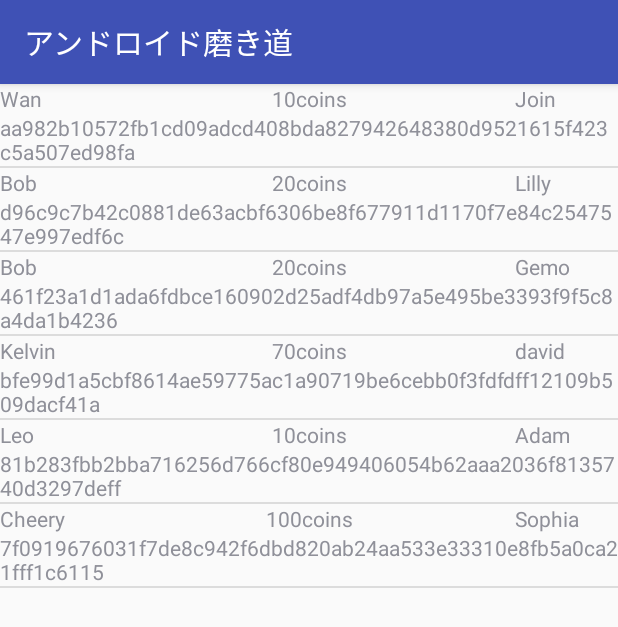
After one commit to xu1718191411/LearningAndroid, an Android app: the BlockChainActivity screen opened directly, with no data from a screen before it, on a phone screen of 412 x 824 dp. The commit adds this screen. Shown: the top 627 px of the screen. Run offline under Robolectric (Android 15) with nearby library versions, the phone set to English and light mode, and no system bars.

Commit message:
blockchain simple android sample

```diff
--- a/app/src/main/AndroidManifest.xml
+++ b/app/src/main/AndroidManifest.xml
@@ -89,6 +89,8 @@
         </activity>
         <activity android:name=".java_knowledge.ReceiveTypeConvertActivity">
         </activity>
+        <activity android:name=".blockchain.BlockChainActivity">
+        </activity>
     </application>
 
 </manifest>
--- a/app/src/main/java/com/example/syoui/imagetab/KnowledgeActivity.java
+++ b/app/src/main/java/com/example/syoui/imagetab/KnowledgeActivity.java
@@ -8,6 +8,7 @@ import android.widget.Button;
 import android.widget.ImageView;
 import android.widget.LinearLayout;
 
+import com.example.syoui.imagetab.blockchain.BlockChainActivity;
 import com.example.syoui.imagetab.launch_others.LaunchOtherAppActivity;
 import com.example.syoui.imagetab.record.RecordActivity;
 
@@ -130,6 +131,16 @@ public class KnowledgeActivity extends AppCompatActivity {
                 return false;
             }
         });
+
+        Button simpleBlockChain = (Button) findViewById(R.id.simpleBlockChain);
+        simpleBlockChain.setOnClickListener(new View.OnClickListener() {
+            @Override
+            public void onClick(View v) {
+                Intent intent = new Intent(getApplication(),BlockChainActivity.class);
+                startActivity(intent);
+            }
+        });
+
     }
 
 
--- /dev/null
+++ b/app/src/main/java/com/example/syoui/imagetab/blockchain/Block.java
@@ -0,0 +1,63 @@
+package com.example.syoui.imagetab.blockchain;
+
+import java.security.MessageDigest;
+import java.security.NoSuchAlgorithmException;
+
+/**
+ * Created by syoui on 2018/02/08.
+ */
+
+public class Block {
+    private BlockTransaction transaction;
+    private String previousHash;
+    private String blockHash;
+    private String timeStamp;
+    private int index;
+
+    public Block(int i,BlockTransaction transaction,String previousHash) {
+        this.index = i;
+        this.transaction = transaction;
+        this.timeStamp = transaction.getDate().getTime()+"";
+        this.previousHash = previousHash;
+        String content = "{'index':" + index + ",'timestamp':'" + timeStamp + "','transaction':'" + transaction.toString() + "','previous_hash':'"  + previousHash +"'}";
+        String contentsHash = convertStringToSha256(content);
+        this.blockHash = contentsHash;
+    }
+
+    public BlockTransaction getTransaction() {
+        return transaction;
+    }
+
+    public String getPreviousHash() {
+        return previousHash;
+    }
+
+    public String getBlockHash() {
+        return blockHash;
+    }
+
+    private String convertStringToSha256(String str){
+        MessageDigest md = null;
+        try{
+            md = MessageDigest.getInstance("SHA-256");
+        }catch (NoSuchAlgorithmException e){
+            e.printStackTrace();
+        }
+
+        md.update(str.getBytes());
+        byte[] digestResult = md.digest();
+
+        StringBuffer sb = new StringBuffer();
+        for(int i=0;i<digestResult.length;i++){
+                String res = Integer.toHexString(digestResult[i] & 0XFF);
+                if(res.length() == 1){
+                    res = "0" + res;
+                }
+
+                sb.append(res);
+        }
+
+        return sb.toString();
+
+    }
+}
--- /dev/null
+++ b/app/src/main/java/com/example/syoui/imagetab/blockchain/BlockChainActivity.java
@@ -0,0 +1,104 @@
+package com.example.syoui.imagetab.blockchain;
+
+import android.os.Bundle;
+import android.support.v7.app.AppCompatActivity;
+import android.util.Log;
+import android.widget.ListView;
+
+import com.example.syoui.imagetab.R;
+
+import java.util.ArrayList;
+
+public class BlockChainActivity extends AppCompatActivity {
+    ArrayList<Block> blockChain;
+    ArrayList<BlockTransaction> blockTransactions;
+    ListView blockChainViewList;
+    BlockChainListAdapter blockChainListAdapter;
+    @Override
+    protected void onCreate(Bundle savedInstanceState) {
+        super.onCreate(savedInstanceState);
+        setContentView(R.layout.activity_block_chain);
+
+        start();
+    }
+
+    private void start(){
+        initilizeArray();
+        initilizeTransaction();
+        dealWithTransaction();
+        displayBlockChain();
+    }
+
+    private void restart(){
+        clearArray();
+        dealWithTransaction();
+        displayBlockChain();
+    }
+    private void dealWithTransaction(){
+        for(BlockTransaction bt:blockTransactions){
+            addIntoBlockChain(bt);
+        }
+    }
+
+    private void addIntoBlockChain(BlockTransaction transaction){
+        Block newBlock = new Block(getNewIndex(),transaction,getPreviousHash());
+        blockChain.add(newBlock);
+    }
+
+    private int getNewIndex(){
+
+        if(blockChain == null || blockChain.size() == 0){
+            return 1;
+        }else{
+            return blockChain.size();
+        }
+    }
+
+    private String getPreviousHash(){
+        if(blockChain == null || blockChain.size() == 0){
+            return "0";
+        }else{
+            return blockChain.get(blockChain.size()-1).getBlockHash();
+        }
+    }
+
+    private void displayBlockChain(){
+        for(int i=0;i<blockChain.size();i++){
+            Log.d("Block"+i+":",blockChain.get(i).getBlockHash());
+        }
+
+        blockChainViewList = findViewById(R.id.blockChainList);
+        blockChainListAdapter = new BlockChainListAdapter(this.getApplicationContext());
+        blockChainListAdapter.setmArrayList(blockChain);
+        blockChainViewList.setAdapter(blockChainListAdapter);
+
+        blockChainListAdapter.setmOnChangeBlockListener(new BlockChainListAdapter.OnChangeBlockListener(){
+
+            @Override
+            public void onBlockChanged(int index) {
+                int amount = blockTransactions.get(index).getAmount();
+                blockTransactions.get(index).setAmount(++amount);
+                restart();
+            }
+        });
+    }
+
+
+    private void initilizeTransaction(){
+        blockTransactions.add(new BlockTransaction("Wan","Join",10));
+        blockTransactions.add(new BlockTransaction("Bob","Lilly",20));
+        blockTransactions.add(new BlockTransaction("Bob","Gemo",20));
+        blockTransactions.add(new BlockTransaction("Kelvin","david",70));
+        blockTransactions.add(new BlockTransaction("Leo","Adam",10));
+        blockTransactions.add(new BlockTransaction("Cheery","Sophia",100));
+    }
+
+    private void initilizeArray(){
+        blockChain = new ArrayList<Block>();
+        blockTransactions = new ArrayList<BlockTransaction>();
+    }
+
+    private void clearArray(){
+        blockChain.clear();
+    }
+}
--- /dev/null
+++ b/app/src/main/java/com/example/syoui/imagetab/blockchain/BlockChainListAdapter.java
@@ -0,0 +1,92 @@
+package com.example.syoui.imagetab.blockchain;
+
+import android.content.Context;
+import android.view.LayoutInflater;
+import android.view.View;
+import android.view.ViewGroup;
+import android.widget.BaseAdapter;
+import android.widget.TextView;
+
+import com.example.syoui.imagetab.R;
+
+import java.util.ArrayList;
+
+/**
+ * Created by syoui on 2018/02/08.
+ */
+
+public class BlockChainListAdapter extends BaseAdapter{
+
+    Context context;
+    LayoutInflater layoutInflater = null;
+    ArrayList<Block> mArrayList = null;
+
+    interface OnChangeBlockListener{
+        void onBlockChanged(int index);
+    }
+
+    private OnChangeBlockListener mOnChangeBlockListener;
+
+    public void setmOnChangeBlockListener(OnChangeBlockListener mOnChangeBlockListener) {
+        this.mOnChangeBlockListener = mOnChangeBlockListener;
+    }
+
+    public ArrayList<Block> getmArrayList() {
+        return mArrayList;
+    }
+
+    public void setmArrayList(ArrayList<Block> mArrayList) {
+        this.mArrayList = mArrayList;
+    }
+
+    public BlockChainListAdapter(Context context) {
+        this.context = context;
+        this.layoutInflater = (LayoutInflater)context.getSystemService(Context.LAYOUT_INFLATER_SERVICE);
+    }
+
+
+    @Override
+
+    public int getCount() {
+        if(mArrayList == null) return 0;
+        return mArrayList.size();
+    }
+
+    @Override
+    public Object getItem(int position) {
+        if(mArrayList == null) return null;
+        return mArrayList.get(position);
+    }
+
+    @Override
+    public long getItemId(int position) {
+        return position;
+    }
+
+
+    @Override
+    public View getView(final int position, View convertView, ViewGroup parent) {
+        convertView = layoutInflater.inflate(R.layout.activity_block_chain_list,parent,false);
+
+        Block block = mArrayList.get(position);
+        BlockTransaction bt = block.getTransaction();
+        ((TextView) convertView.findViewById(R.id.from)).setText(bt.getFrom());
+        ((TextView) convertView.findViewById(R.id.to)).setText(bt.getTo());
+
+        ((TextView) convertView.findViewById(R.id.hashCode)).setText(block.getBlockHash());
+
+        TextView textViewValue = ((TextView) convertView.findViewById(R.id.coinsValue));
+        textViewValue.setText(bt.getAmount()+"coins");
+        convertView.setOnClickListener(new View.OnClickListener() {
+            @Override
+            public void onClick(View v) {
+                    if(mOnChangeBlockListener != null){
+                        mOnChangeBlockListener.onBlockChanged(position);
+                    }
+            }
+        });
+
+
+        return convertView;
+    }
+}
--- /dev/null
+++ b/app/src/main/java/com/example/syoui/imagetab/blockchain/BlockTransaction.java
@@ -0,0 +1,57 @@
+package com.example.syoui.imagetab.blockchain;
+
+import java.util.Date;
+
+/**
+ * Created by syoui on 2018/02/08.
+ */
+
+public class BlockTransaction {
+    private String from;
+    private String to;
+    private int amount;
+    private Date date;
+
+    public Date getDate() {
+        return date;
+    }
+
+    public void setDate(Date date) {
+        this.date = date;
+    }
+
+    public BlockTransaction(String from, String to, int amount) {
+        this.from = from;
+        this.to = to;
+        this.amount = amount;
+        this.date = new Date();
+    }
+
+    public String getFrom() {
+        return from;
+    }
+
+    public void setFrom(String from) {
+        this.from = from;
+    }
+
+    public String getTo() {
+        return to;
+    }
+
+    public void setTo(String to) {
+        this.to = to;
+    }
+
+    public int getAmount() {
+        return amount;
+    }
+
+    public void setAmount(int amount) {
+        this.amount = amount;
+    }
+
+    public String toString(){
+        return "{from:'" + from + "',to:'" + to + "',amount:" + amount + "}";
+    }
+}
--- /dev/null
+++ b/app/src/main/res/layout/activity_block_chain.xml
@@ -0,0 +1,21 @@
+<?xml version="1.0" encoding="utf-8"?>
+<android.support.constraint.ConstraintLayout
+    xmlns:android="http://schemas.android.com/apk/res/android"
+    xmlns:app="http://schemas.android.com/apk/res-auto"
+    xmlns:tools="http://schemas.android.com/tools"
+    android:layout_width="match_parent"
+    android:layout_height="match_parent"
+    tools:context="com.example.syoui.imagetab.blockchain.BlockChainActivity">
+
+    <LinearLayout
+        android:layout_width="match_parent"
+        android:layout_height="match_parent">
+        <ListView
+            android:id="@+id/blockChainList"
+            android:layout_width="match_parent"
+            android:layout_height="match_parent">
+
+        </ListView>
+
+    </LinearLayout>
+</android.support.constraint.ConstraintLayout>
--- /dev/null
+++ b/app/src/main/res/layout/activity_block_chain_list.xml
@@ -0,0 +1,56 @@
+<?xml version="1.0" encoding="utf-8"?>
+<LinearLayout xmlns:android="http://schemas.android.com/apk/res/android"
+              android:layout_width="match_parent"
+              android:layout_height="match_parent"
+              android:orientation="vertical">
+    <LinearLayout
+        android:layout_width="match_parent"
+        android:layout_height="wrap_content"
+        android:orientation="horizontal">
+            <TextView
+                android:id="@+id/from"
+                android:layout_width="0dp"
+                android:layout_height="wrap_content"
+                android:layout_weight="1"
+                android:text="fromaaaa"/>
+
+
+
+                <LinearLayout
+                    android:layout_width="0dp"
+                    android:layout_height="wrap_content"
+                    android:layout_weight="4">
+
+                    <TextView
+                        android:id="@+id/coinsValue"
+                        android:layout_width="match_parent"
+                        android:layout_height="wrap_content"
+                        android:textAlignment="center"
+                        android:text="coins"/>
+
+                </LinearLayout>
+
+
+            <TextView
+                android:id="@+id/to"
+                android:layout_width="0dp"
+                android:layout_height="wrap_content"
+                android:layout_weight="1"
+                android:text="toaaaaa"/>
+
+    </LinearLayout>
+
+
+
+    <LinearLayout
+        android:layout_width="match_parent"
+        android:layout_height="wrap_content">
+        <TextView
+            android:id="@+id/hashCode"
+            android:layout_width="match_parent"
+            android:layout_height="wrap_content"
+            android:text="98832718724712423"/>
+    </LinearLayout>
+
+
+</LinearLayout>
--- a/app/src/main/res/layout/layout.xml
+++ b/app/src/main/res/layout/layout.xml
@@ -75,6 +75,13 @@
             android:text="youtube video"
             android:id="@+id/youtubeVideo"/>
 
+
+        <Button
+            android:layout_width="wrap_content"
+            android:layout_height="wrap_content"
+            android:text="simple_blockChain"
+            android:id="@+id/simpleBlockChain"/>
+
     </LinearLayout>
 
 </LinearLayout>
```
